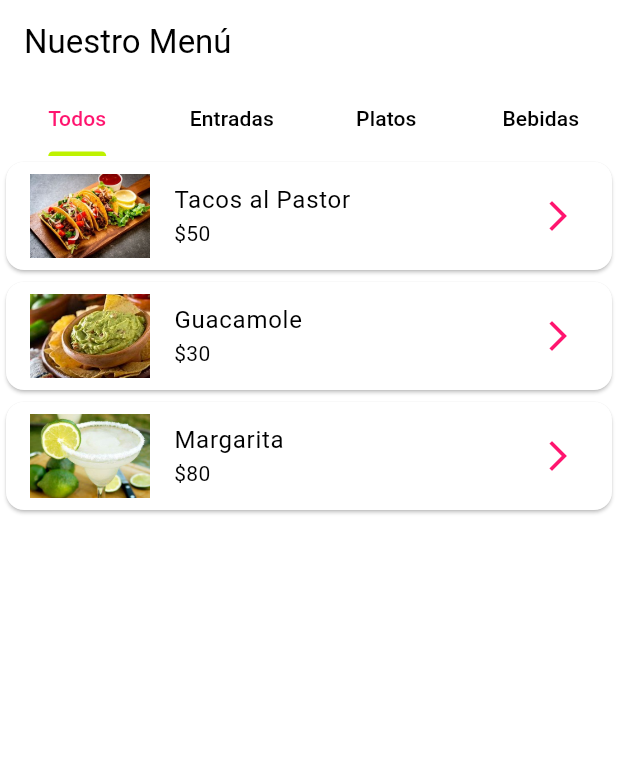
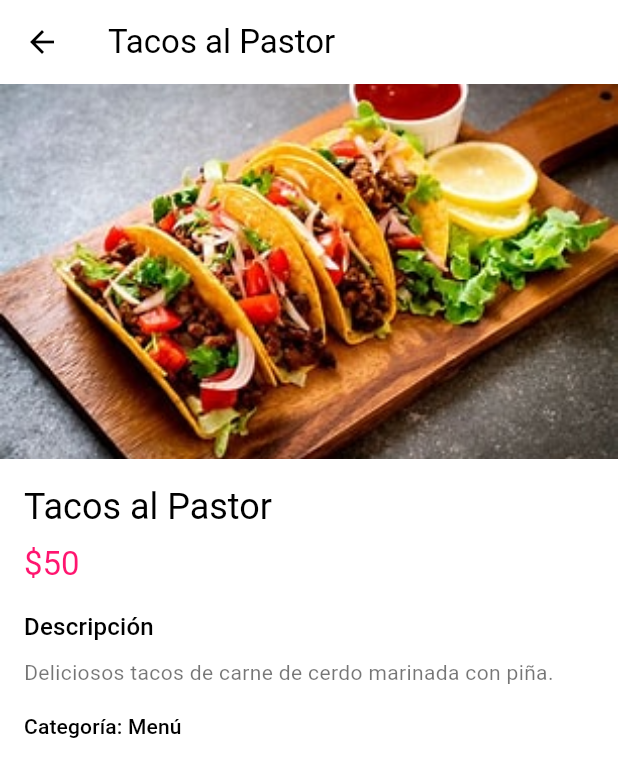
Before and after one commit to DonPombo/Un-Lugar-Chido, a Flutter app: the CatalogoMenuScreen screen opened by its route, after a tap on "Tacos al Pastor", on a phone screen of 412 x 824 dp. Shown: the top 777 px of the screen. Run offline on Flutter 3.47's test engine with Material 3 defaults, Android fonts, the phone set to English and light mode, and no system bars; our stand-ins replace firebase_core, go_router, qr_flutter; accounts and stored records are empty.

Commit message:
cambiamos diseño de catalogo y agregamos el sreen de detalles del producto

```diff
--- a/lib/presentation/catalogo_menu_screen.dart
+++ b/lib/presentation/catalogo_menu_screen.dart
@@ -1,5 +1,5 @@
 import 'package:flutter/material.dart';
-import 'package:un_lugar_chido_app/presentation/screens.dart';
+import 'detalle_item_screen.dart';
 
 class CatalogoMenuScreen extends StatefulWidget {
   const CatalogoMenuScreen({super.key});
@@ -13,52 +13,63 @@ class _CatalogoMenuScreenState extends State<CatalogoMenuScreen> {
     {
       'name': 'Tacos al Pastor',
       'price': '\$50',
-      'category': 'Platos Principales',
-      'image': 'assets/images/tacos.jpg'
+      'category': 'Menú',
+      'image': 'assets/images/tacos.jpg',
+      'description': 'Deliciosos tacos de carne de cerdo marinada con piña.',
+      'available': true,
     },
     {
       'name': 'Guacamole',
       'price': '\$30',
-      'category': 'Entradas',
-      'image': 'assets/images/guacamole.jpg'
+      'category': 'Menú',
+      'image': 'assets/images/guacamole.jpg',
+      'description': 'Cremoso guacamole hecho con aguacates frescos.',
+      'available': true,
     },
     {
       'name': 'Margarita',
       'price': '\$80',
-      'category': 'Bebidas',
-      'image': 'assets/images/margarita.jpg'
+      'category': 'Barra',
+      'image': 'assets/images/margarita.jpg',
+      'description': 'Clásico coctel mexicano con tequila y limón.',
+      'available': false,
     },
-    // Añadir más items aquí
   ];
+
+  List<Map<String, dynamic>> _sortItems(List<Map<String, dynamic>> items) {
+    items.sort((a, b) {
+      if (a['available'] == b['available']) {
+        return 0;
+      }
+      return a['available'] ? -1 : 1;
+    });
+    return items;
+  }
 
   @override
   Widget build(BuildContext context) {
     return DefaultTabController(
-      length: 4,
+      length: 3,
       child: Scaffold(
         appBar: AppBar(
           title: const Text('Nuestro Menú'),
           bottom: TabBar(
-            indicatorColor: themeData.colorScheme.secondary,
-            labelColor: themeData.primaryColor,
+            indicatorColor: Theme.of(context).colorScheme.secondary,
+            labelColor: Theme.of(context).primaryColor,
             tabs: const [
               Tab(text: 'Todos'),
-              Tab(text: 'Entradas'),
-              Tab(text: 'Platos'),
-              Tab(text: 'Bebidas'),
+              Tab(text: 'Menú'),
+              Tab(text: 'Barra'),
             ],
           ),
         ),
         body: TabBarView(
           children: [
-            _buildItemList(items),
-            _buildItemList(
-                items.where((item) => item['category'] == 'Entradas').toList()),
-            _buildItemList(items
-                .where((item) => item['category'] == 'Platos Principales')
-                .toList()),
-            _buildItemList(
-                items.where((item) => item['category'] == 'Bebidas').toList()),
+            _buildItemList(_sortItems(items)),
+            _buildItemList(_sortItems(
+                items.where((item) => item['category'] == 'Menú').toList())),
+            _buildItemList(_sortItems(
+                items.where((item) => item['category'] == 'Barra').toList())),
           ],
         ),
       ),
@@ -69,16 +80,39 @@ class _CatalogoMenuScreenState extends State<CatalogoMenuScreen> {
     return ListView.builder(
       itemCount: items.length,
       itemBuilder: (context, index) {
+        final item = items[index];
         return Card(
           child: ListTile(
-            leading: Image.asset(items[index]['image'],
-                width: 80, height: 80, fit: BoxFit.cover),
-            title: Text(items[index]['name']),
-            subtitle: Text(items[index]['price']),
+            leading: Stack(
+              children: [
+                Image.asset(item['image'],
+                    width: 80, height: 80, fit: BoxFit.cover),
+                if (!item['available'])
+                  Container(
+                    width: 80,
+                    height: 80,
+                    color: Colors.black.withOpacity(0.6),
+                    child: const Center(
+                      child: Text(
+                        'No disponible',
+                        style: TextStyle(color: Colors.white),
+                        textAlign: TextAlign.center,
+                      ),
+                    ),
+                  ),
+              ],
+            ),
+            title: Text(item['name']),
+            subtitle: Text(item['price']),
             trailing: Icon(Icons.arrow_forward_ios,
                 color: Theme.of(context).primaryColor),
             onTap: () {
-              // Implementar detalles del item
+              Navigator.push(
+                context,
+                MaterialPageRoute(
+                  builder: (context) => DetalleItemScreen(item: item),
+                ),
+              );
             },
           ),
         );
--- /dev/null
+++ b/lib/presentation/detalle_item_screen.dart
@@ -0,0 +1,79 @@
+import 'package:flutter/material.dart';
+
+class DetalleItemScreen extends StatelessWidget {
+  final Map<String, dynamic> item;
+
+  const DetalleItemScreen({super.key, required this.item});
+
+  @override
+  Widget build(BuildContext context) {
+    return Scaffold(
+      appBar: AppBar(
+        title: Text(item['name']),
+      ),
+      body: SingleChildScrollView(
+        child: Column(
+          crossAxisAlignment: CrossAxisAlignment.start,
+          children: [
+            Stack(
+              alignment: Alignment.bottomLeft,
+              children: [
+                Image.asset(
+                  item['image'],
+                  width: double.infinity,
+                  height: 250,
+                  fit: BoxFit.cover,
+                ),
+                if (!item['available'])
+                  Container(
+                    width: double.infinity,
+                    color: Colors.black.withOpacity(0.6),
+                    padding: const EdgeInsets.symmetric(vertical: 8),
+                    child: const Text(
+                      'No disponible',
+                      style: TextStyle(color: Colors.white, fontSize: 18),
+                      textAlign: TextAlign.center,
+                    ),
+                  ),
+              ],
+            ),
+            Padding(
+              padding: const EdgeInsets.all(16.0),
+              child: Column(
+                crossAxisAlignment: CrossAxisAlignment.start,
+                children: [
+                  Text(
+                    item['name'],
+                    style: Theme.of(context).textTheme.headlineSmall,
+                  ),
+                  const SizedBox(height: 8),
+                  Text(
+                    item['price'],
+                    style: Theme.of(context).textTheme.titleLarge?.copyWith(
+                          color: Theme.of(context).primaryColor,
+                        ),
+                  ),
+                  const SizedBox(height: 16),
+                  Text(
+                    'Descripción',
+                    style: Theme.of(context).textTheme.titleMedium,
+                  ),
+                  const SizedBox(height: 8),
+                  Text(
+                    item['description'],
+                    style: Theme.of(context).textTheme.bodyMedium,
+                  ),
+                  const SizedBox(height: 16),
+                  Text(
+                    'Categoría: ${item['category']}',
+                    style: Theme.of(context).textTheme.titleSmall,
+                  ),
+                ],
+              ),
+            ),
+          ],
+        ),
+      ),
+    );
+  }
+}
```
